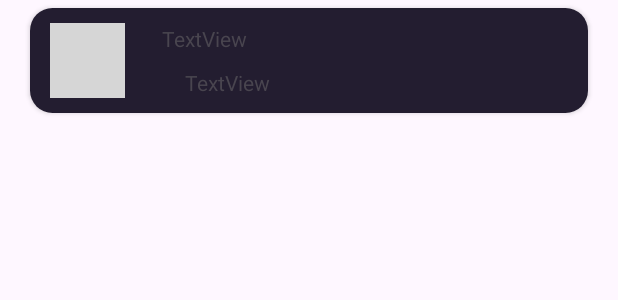
After one commit to Story-Weaver/RadioManager, an Android app: the layout fragment_card_home.xml on its own in the app's theme, with its tools: preview values and no code run, on a phone screen of 412 x 824 dp. The commit adds this screen. Shown: the top 300 px of the screen. Run offline under Robolectric (Android 15) with nearby library versions, the phone set to English and light mode, and no system bars; grey boxes are pictures that could not be loaded.

Commit message:
adapter,cards

```diff
--- a/app/build.gradle.kts
+++ b/app/build.gradle.kts
@@ -32,11 +32,12 @@ android {
 }
 
 dependencies {
-
     implementation(libs.appcompat)
     implementation(libs.material)
     implementation(libs.activity)
     implementation(libs.constraintlayout)
+    implementation(libs.glide)
+    annotationProcessor(libs.glide.compiler)
     testImplementation(libs.junit)
     androidTestImplementation(libs.ext.junit)
     androidTestImplementation(libs.espresso.core)
--- a/app/src/main/AndroidManifest.xml
+++ b/app/src/main/AndroidManifest.xml
@@ -1,7 +1,7 @@
 <?xml version="1.0" encoding="utf-8"?>
 <manifest xmlns:android="http://schemas.android.com/apk/res/android"
     xmlns:tools="http://schemas.android.com/tools">
-
+    <uses-permission android:name="android.permission.INTERNET"/>
     <application
         android:allowBackup="true"
         android:dataExtractionRules="@xml/data_extraction_rules"
--- a/app/src/main/res/layout/activity_main.xml
+++ b/app/src/main/res/layout/activity_main.xml
@@ -91,7 +91,7 @@
         android:layout_width="match_parent"
         android:layout_height="match_parent"
         android:layout_marginBottom="75dp"
-        app:layout_constraintBottom_toTopOf="@+id/navigationBar"
+        app:layout_constraintBottom_toBottomOf="parent"
         app:layout_constraintEnd_toEndOf="parent"
         app:layout_constraintStart_toStartOf="parent"
         app:layout_constraintTop_toTopOf="parent" />
--- /dev/null
+++ b/app/src/main/res/layout/fragment_card_home.xml
@@ -0,0 +1,71 @@
+<?xml version="1.0" encoding="utf-8"?>
+<FrameLayout xmlns:android="http://schemas.android.com/apk/res/android"
+    xmlns:app="http://schemas.android.com/apk/res-auto"
+    xmlns:tools="http://schemas.android.com/tools"
+    android:layout_width="match_parent"
+    android:layout_height="wrap_content"
+    tools:context=".fragment_card" >
+
+    <androidx.cardview.widget.CardView
+        android:layout_width="match_parent"
+        android:layout_height="wrap_content"
+        app:cardCornerRadius="15dp"
+        android:layout_marginBottom="5dp"
+        android:layout_marginTop="5dp"
+        android:layout_marginStart="20dp"
+        android:layout_marginEnd="20dp">
+
+        <androidx.constraintlayout.widget.ConstraintLayout
+            android:layout_width="match_parent"
+            android:layout_height="match_parent"
+            android:background="@color/backgroundcard">
+
+            <ImageView
+                android:id="@+id/logoStationView"
+                android:layout_width="50dp"
+                android:layout_height="50dp"
+                android:layout_marginStart="13dp"
+                android:layout_marginTop="10dp"
+                android:layout_marginBottom="10dp"
+                app:layout_constraintBottom_toBottomOf="parent"
+                app:layout_constraintStart_toStartOf="parent"
+                app:layout_constraintTop_toTopOf="parent"
+                tools:src="@tools:sample/avatars" />
+
+            <TextView
+                android:id="@+id/nameStationView"
+                android:layout_width="215dp"
+                android:layout_height="29dp"
+                android:layout_marginStart="88dp"
+                android:layout_marginTop="10dp"
+                android:text="TextView"
+                app:layout_constraintBottom_toTopOf="@+id/nameSongView"
+                app:layout_constraintStart_toStartOf="parent"
+                app:layout_constraintTop_toTopOf="parent" />
+
+            <TextView
+                android:id="@+id/nameSongView"
+                android:layout_width="200dp"
+                android:layout_height="20dp"
+                android:layout_marginStart="103dp"
+                android:layout_marginBottom="10dp"
+                android:text="TextView"
+                app:layout_constraintBottom_toBottomOf="parent"
+                app:layout_constraintStart_toStartOf="parent" />
+
+            <ImageView
+                android:id="@+id/soundView"
+                android:layout_width="30dp"
+                android:layout_height="30dp"
+                android:layout_marginTop="20dp"
+                android:layout_marginEnd="20dp"
+                android:layout_marginBottom="20dp"
+                app:layout_constraintBottom_toBottomOf="parent"
+                app:layout_constraintEnd_toEndOf="parent"
+                app:layout_constraintTop_toTopOf="parent"
+                tools:src="@drawable/sound"
+                tools:visibility="invisible" />
+        </androidx.constraintlayout.widget.ConstraintLayout>
+    </androidx.cardview.widget.CardView>
+
+</FrameLayout>
--- a/app/src/main/res/values/colors.xml
+++ b/app/src/main/res/values/colors.xml
@@ -4,4 +4,5 @@
     <color name="white">#FFFFFFFF</color>
     <color name="background">#100E1B</color>
     <color name="navigateBar">#080613</color>
+    <color name="backgroundcard">#231D30</color>
 </resources>
--- a/gradle/libs.versions.toml
+++ b/gradle/libs.versions.toml
@@ -16,6 +16,8 @@ appcompat = { group = "androidx.appcompat", name = "appcompat", version.ref = "a
 material = { group = "com.google.android.material", name = "material", version.ref = "material" }
 activity = { group = "androidx.activity", name = "activity", version.ref = "activity" }
 constraintlayout = { group = "androidx.constraintlayout", name = "constraintlayout", version.ref = "constraintlayout" }
+glide = "com.github.bumptech.glide:glide:4.16.0"
+glide-compiler = "com.github.bumptech.glide:compiler:4.16.0"
 
 [plugins]
 android-application = { id = "com.android.application", version.ref = "agp" }
```
Also changed, not shown: app/src/main/java/by/roman/worldradio2/CardItem.java (added, +20 -0 lines), app/src/main/java/by/roman/worldradio2/HomeFragment.java (+38 -50 lines), app/src/main/java/by/roman/worldradio2/ListAdapter.java (added, +75 -0 lines), app/src/main/java/by/roman/worldradio2/fragment_card.java (added, +64 -0 lines), app/src/main/res/layout/fragment_home.xml (+19 -9 lines), app/src/main/res/drawable/sound.gif (added), build.gradle.kts (line endings or trailing spaces).
